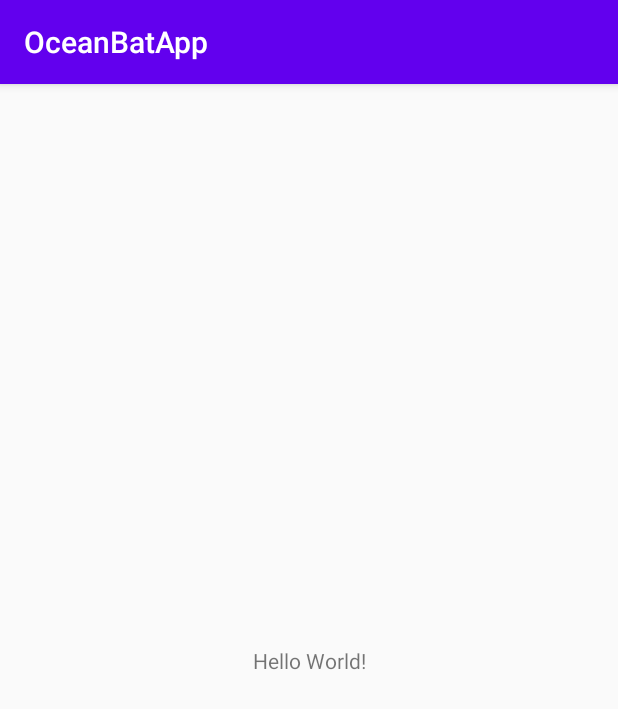
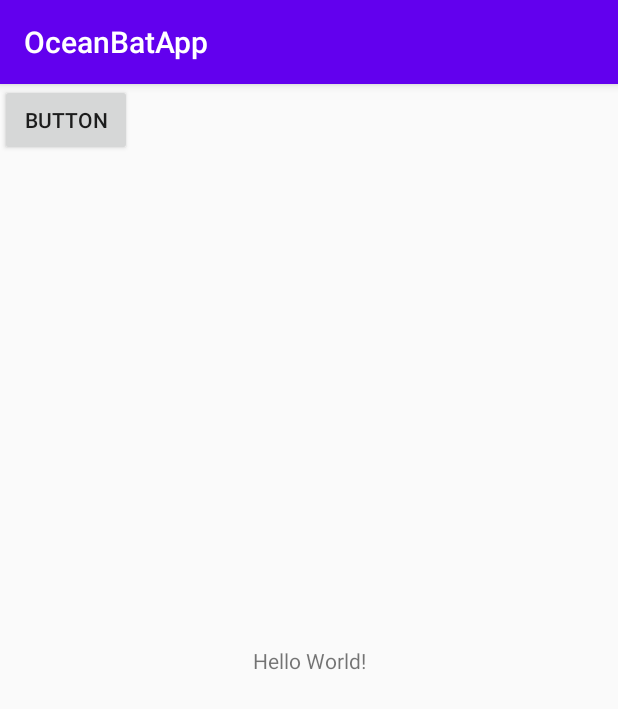
Before and after one commit to jy-hui/OceanBatApp, an Android app: the screen it shows after launch (MainActivity), on a phone screen of 412 x 824 dp. Shown: the top 709 px of the screen. Run offline under Robolectric (Android 15) with nearby library versions, the phone set to English and light mode, and no system bars.

Commit message:
commit by zuwei

```diff
--- a/app/src/main/res/layout/activity_main.xml
+++ b/app/src/main/res/layout/activity_main.xml
@@ -15,4 +15,12 @@
         app:layout_constraintRight_toRightOf="parent"
         app:layout_constraintTop_toTopOf="parent" />
 
+    <Button
+        android:id="@+id/button"
+        android:layout_width="wrap_content"
+        android:layout_height="wrap_content"
+        android:text="Button"
+        tools:layout_editor_absoluteX="149dp"
+        tools:layout_editor_absoluteY="194dp" />
+
 </androidx.constraintlayout.widget.ConstraintLayout>
```
